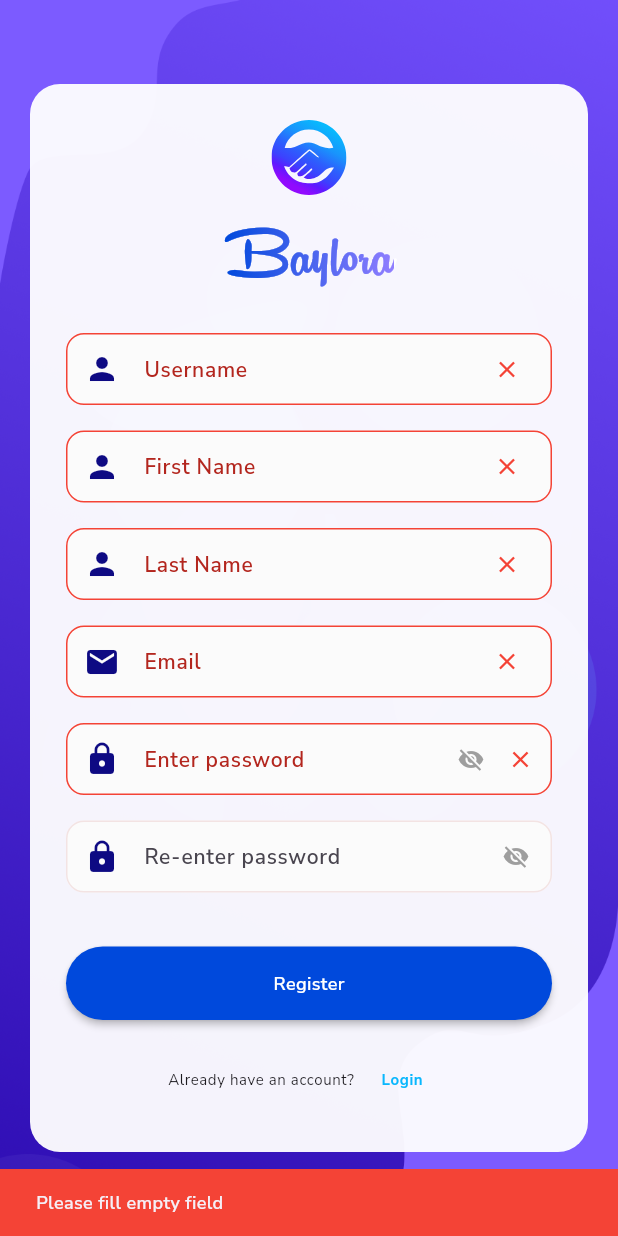
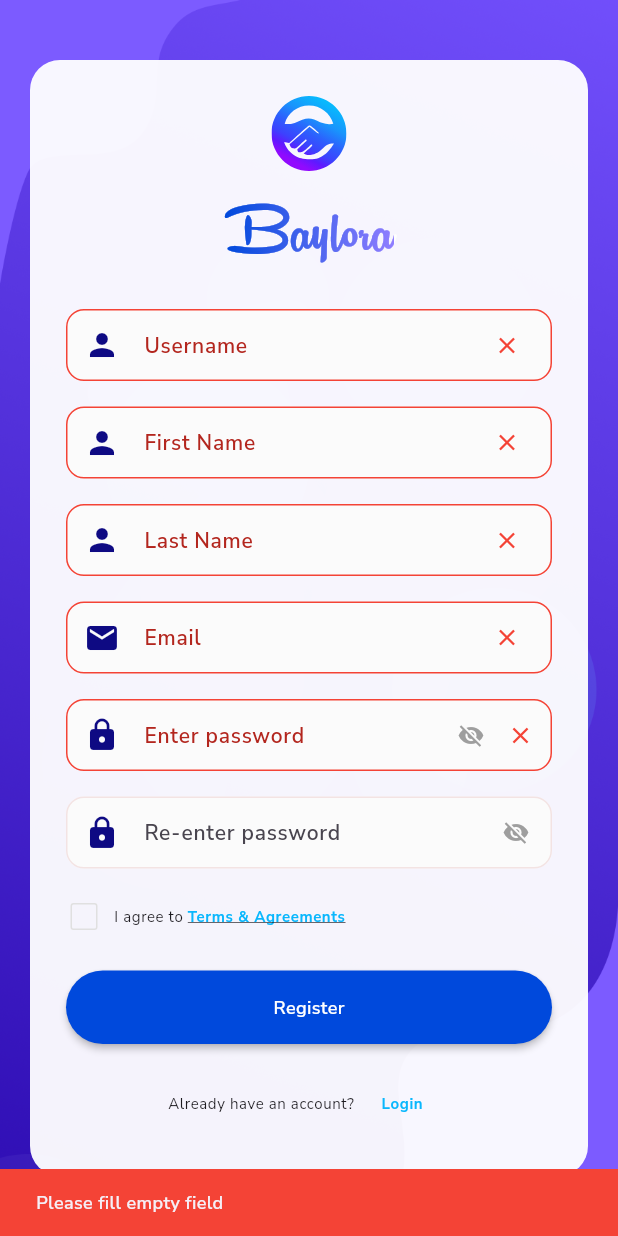
Before and after one commit to Domincee/Baylora, a Flutter app: the RegisterScreen screen opened by its route, after a tap on "Register", on a phone screen of 412 x 824 dp. Run offline on Flutter 3.47's test engine with Material 3 defaults, Android fonts, the phone set to English and light mode, and no system bars; our stand-ins replace flutter_dotenv, flutter_easyloading, flutter_riverpod, flutter_svg, supabase_flutter; accounts and stored records are empty; project files that could hold a hidden picture were left out.

Commit message:
terms and agrement dialog, logic error, const string

```diff
--- a/lib/feature/auth/constant/auth_strings.dart
+++ b/lib/feature/auth/constant/auth_strings.dart
@@ -17,6 +17,13 @@ class AuthStrings {
   static const String agreeTermsText = "I agree to Terms & Agreements";
   static const String acceptTermsRequired = "Accept terms & agreements";
 
+  // Terms Dialog
+  static const String termsTitle = "Terms & Agreements";
+  static const String termsContent = "Lorem ipsum dolor sit amet, consectetur adipiscing elit. "
+      "Sed do eiusmod tempor incididunt ut labore et dolore magna aliqua. "
+      "Ut enim ad minim veniam, quis nostrud exercitation ullamco laboris nisi ut aliquip ex ea commodo consequat.";
+  static const String termsClose = "Close";
+
   // Form field labels
   static const String emailLabel = "Email";
   static const String passwordLabel = "Password";
--- a/lib/feature/auth/pages/register.dart
+++ b/lib/feature/auth/pages/register.dart
@@ -25,6 +25,26 @@ class _RegisterScreenState extends State<RegisterScreen> {
   final _authService = AuthService(supabase);
 
   bool _isLoading = false;
+  bool _agreeToTerms = false;
+  bool _showTermsError = false;
+
+  void _showTermsDialog() {
+    showDialog(
+      context: context,
+      builder: (context) => AlertDialog(
+        title: const Text(AuthStrings.termsTitle),
+        content: const SingleChildScrollView(
+          child: Text(AuthStrings.termsContent),
+        ),
+        actions: [
+          TextButton(
+            onPressed: () => Navigator.pop(context),
+            child: const Text(AuthStrings.termsClose),
+          ),
+        ],
+      ),
+    );
+  }
 
   Future<void> _handleRegister() async {
     // 1. Check for empty fields first
@@ -37,7 +57,6 @@ class _RegisterScreenState extends State<RegisterScreen> {
         _form.confirmPassCtrl.text.trim().isEmpty;
 
     if (hasEmptyFields) {
-      // Trigger validation to show visual errors on fields
       _form.validate();
       AppFeedback.error(context, AuthStrings.fillAllFieldsError);
       return;
@@ -45,7 +64,6 @@ class _RegisterScreenState extends State<RegisterScreen> {
 
     // 2. Check for password mismatch
     if (_form.passCtrl.text != _form.confirmPassCtrl.text) {
-      // Trigger validation to show visual errors on fields
       _form.validate();
       AppFeedback.error(context, AuthStrings.passwordMismatchError);
       return;
@@ -53,14 +71,18 @@ class _RegisterScreenState extends State<RegisterScreen> {
 
     // 3. Final validation check (email format etc.)
     if (!_form.validate()) {
-      // Generic error fallback or specific field error
-      // Ideally validator messages handle this, but for snackbar:
-      // We already handled empty and password match.
-      // If it fails here, it's likely email format or other specific rule.
-      // But user requested: "Do NOT show 'empty field' error when no field is empty"
-      // Since we checked empty fields manually above, we are safe.
       return;
     }
+
+    // 4. Check Terms & Agreement (Only if all fields valid)
+    if (!_agreeToTerms) {
+      setState(() => _showTermsError = true);
+      AppFeedback.error(context, AuthStrings.acceptTermsRequired);
+      return;
+    }
+
+    // Clear terms error if valid
+    if (_showTermsError) setState(() => _showTermsError = false);
 
     setState(() => _isLoading = true);
 
@@ -143,6 +165,15 @@ class _RegisterScreenState extends State<RegisterScreen> {
                         isLoading: _isLoading,
                         onRegister: _handleRegister,
                         onLoginTap: _navigateToLogin,
+                        agreeToTerms: _agreeToTerms,
+                        onAgreeChanged: (val) {
+                          setState(() {
+                            _agreeToTerms = val;
+                            if (val) _showTermsError = false;
+                          });
+                        },
+                        onTermsTap: _showTermsDialog,
+                        showTermsError: _showTermsError,
                       ),
                     ],
                   ),
--- a/lib/feature/auth/widget/register_form.dart
+++ b/lib/feature/auth/widget/register_form.dart
@@ -11,6 +11,10 @@ class RegisterForm extends StatelessWidget {
   final bool isLoading;
   final VoidCallback onRegister;
   final VoidCallback? onLoginTap;
+  final bool agreeToTerms;
+  final ValueChanged<bool> onAgreeChanged;
+  final VoidCallback onTermsTap;
+  final bool showTermsError;
 
   const RegisterForm({
     super.key,
@@ -18,6 +22,10 @@ class RegisterForm extends StatelessWidget {
     required this.isLoading,
     required this.onRegister,
     this.onLoginTap,
+    required this.agreeToTerms,
+    required this.onAgreeChanged,
+    required this.onTermsTap,
+    this.showTermsError = false,
   });
 
   @override
@@ -67,7 +75,53 @@ class RegisterForm extends StatelessWidget {
             validator: (v) =>
                 AppValidators.confirmPassword(v, form.passCtrl.text),
           ),
-          AppValues.gapL,
+
+          // Terms & Conditions Checkbox
+          Padding(
+            padding: const EdgeInsets.symmetric(vertical: 8.0),
+            child: Row(
+              children: [
+                SizedBox(
+                  height: 24,
+                  width: 24,
+                  child: Checkbox(
+                    value: agreeToTerms,
+                    onChanged: (v) => onAgreeChanged(v ?? false),
+                    activeColor: AppColors.royalBlue,
+                    side: BorderSide(
+                      color: showTermsError ? AppColors.errorColor : AppColors.greyMedium,
+                      width: showTermsError ? 2 : 1,
+                    ),
+                  ),
+                ),
+                const SizedBox(width: 8),
+                Expanded(
+                  child: GestureDetector(
+                    onTap: onTermsTap,
+                    child: RichText(
+                      text: TextSpan(
+                        text: "I agree to ",
+                        style: Theme.of(context).textTheme.bodySmall,
+                        children: [
+                          TextSpan(
+                            text: "Terms & Agreements",
+                            style: Theme.of(context).textTheme.bodySmall?.copyWith(
+                              color: AppColors.highLightTextColor,
+                              fontWeight: FontWeight.bold,
+                              decoration: TextDecoration.underline,
+                            ),
+                          ),
+                        ],
+                      ),
+                    ),
+                  ),
+                ),
+              ],
+            ),
+          ),
+
+          AppValues.gapM,
+
           ElevatedButton(
             onPressed: isLoading ? null : onRegister,
             style: ElevatedButton.styleFrom(
```
